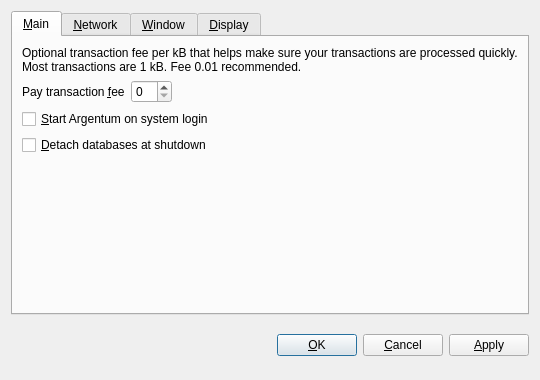
This is src/qt/forms/optionsdialog.ui in transacx/ARG as Qt 5 draws it before an edit. The edited form follows.
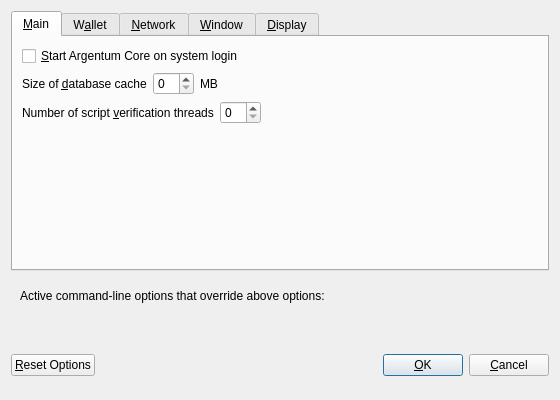
This is the edited form. The open tabs and pages were chosen to show the change. Custom widgets are drawn as their Qt base class.

Patch:
```diff
--- a/src/qt/forms/optionsdialog.ui
+++ b/src/qt/forms/optionsdialog.ui
@@ -6,8 +6,8 @@
    <rect>
     <x>0</x>
     <y>0</y>
-    <width>540</width>
-    <height>380</height>
+    <width>560</width>
+    <height>400</height>
    </rect>
   </property>
   <property name="windowTitle">
@@ -19,9 +19,6 @@
   <layout class="QVBoxLayout" name="verticalLayout">
    <item>
     <widget class="QTabWidget" name="tabWidget">
-     <property name="tabPosition">
-      <enum>QTabWidget::North</enum>
-     </property>
      <property name="currentIndex">
       <number>1</number>
      </property>
@@ -31,9 +28,119 @@
       </attribute>
       <layout class="QVBoxLayout" name="verticalLayout_Main">
        <item>
+        <widget class="QCheckBox" name="bitcoinAtStartup">
+         <property name="toolTip">
+          <string>Automatically start Argentum Core after logging in to the system.</string>
+         </property>
+         <property name="text">
+          <string>&amp;Start Argentum Core on system login</string>
+         </property>
+        </widget>
+       </item>
+       <item>
+        <layout class="QHBoxLayout" name="horizontalLayout_2_Main">
+         <item>
+          <widget class="QLabel" name="databaseCacheLabel">
+           <property name="text">
+            <string>Size of &amp;database cache</string>
+           </property>
+           <property name="textFormat">
+            <enum>Qt::PlainText</enum>
+           </property>
+           <property name="buddy">
+            <cstring>databaseCache</cstring>
+           </property>
+          </widget>
+         </item>
+         <item>
+          <widget class="QSpinBox" name="databaseCache"/>
+         </item>
+         <item>
+          <widget class="QLabel" name="databaseCacheUnitLabel">
+           <property name="text">
+            <string>MB</string>
+           </property>
+           <property name="textFormat">
+            <enum>Qt::PlainText</enum>
+           </property>
+          </widget>
+         </item>
+         <item>
+          <spacer name="horizontalSpacer_2_Main">
+           <property name="orientation">
+            <enum>Qt::Horizontal</enum>
+           </property>
+           <property name="sizeHint" stdset="0">
+            <size>
+             <width>40</width>
+             <height>20</height>
+            </size>
+           </property>
+          </spacer>
+         </item>
+        </layout>
+       </item>
+       <item>
+        <layout class="QHBoxLayout" name="horizontalLayout_3_Main">
+         <item>
+          <widget class="QLabel" name="threadsScriptVerifLabel">
+           <property name="text">
+            <string>Number of script &amp;verification threads</string>
+           </property>
+           <property name="textFormat">
+            <enum>Qt::PlainText</enum>
+           </property>
+           <property name="buddy">
+            <cstring>threadsScriptVerif</cstring>
+           </property>
+          </widget>
+         </item>
+         <item>
+          <widget class="QSpinBox" name="threadsScriptVerif">
+           <property name="toolTip">
+            <string>(0 = auto, &lt;0 = leave that many cores free)</string>
+           </property>
+          </widget>
+         </item>
+         <item>
+          <spacer name="horizontalSpacer_3_Main">
+           <property name="orientation">
+            <enum>Qt::Horizontal</enum>
+           </property>
+           <property name="sizeHint" stdset="0">
+            <size>
+             <width>40</width>
+             <height>20</height>
+            </size>
+           </property>
+          </spacer>
+         </item>
+        </layout>
+       </item>
+       <item>
+        <spacer name="verticalSpacer_Main">
+         <property name="orientation">
+          <enum>Qt::Vertical</enum>
+         </property>
+         <property name="sizeHint" stdset="0">
+          <size>
+           <width>20</width>
+           <height>40</height>
+          </size>
+         </property>
+        </spacer>
+       </item>
+      </layout>
+     </widget>
+     <widget class="QWidget" name="tabWallet">
+      <attribute name="title">
+       <string>W&amp;allet</string>
+      </attribute>
+      <layout class="QVBoxLayout" name="verticalLayout_Wallet">
+       <item>
         <widget class="QLabel" name="transactionFeeInfoLabel">
          <property name="text">
-          <string>Optional transaction fee per kB that helps make sure your transactions are processed quickly. Most transactions are 1 kB. Fee 0.01 recommended.</string>
+          <string>Optional transaction fee per kB that helps make sure your transactions are processed quickly. Most transactions are 1 kB.</string>
          </property>
          <property name="textFormat">
           <enum>Qt::PlainText</enum>
@@ -44,7 +151,7 @@
         </widget>
        </item>
        <item>
-        <layout class="QHBoxLayout" name="horizontalLayout_Main">
+        <layout class="QHBoxLayout" name="horizontalLayout_1_Wallet">
          <item>
           <widget class="QLabel" name="transactionFeeLabel">
            <property name="text">
@@ -77,27 +184,7 @@
         </layout>
        </item>
        <item>
-        <widget class="QCheckBox" name="bitcoinAtStartup">
-         <property name="toolTip">
-          <string>Automatically start Argentum after logging in to the system.</string>
-         </property>
-         <property name="text">
-          <string>&amp;Start Argentum on system login</string>
-         </property>
-        </widget>
-       </item>
-       <item>
-        <widget class="QCheckBox" name="detachDatabases">
-         <property name="toolTip">
-          <string>Detach block and address databases at shutdown. This means they can be moved to another data directory, but it slows down shutdown. The wallet is always detached.</string>
-         </property>
-         <property name="text">
-          <string>&amp;Detach databases at shutdown</string>
-         </property>
-        </widget>
-       </item>
-       <item>
-        <spacer name="verticalSpacer_Main">
+        <spacer name="verticalSpacer_Wallet">
          <property name="orientation">
           <enum>Qt::Vertical</enum>
          </property>
@@ -360,8 +447,67 @@
      </widget>
     </widget>
    </item>
+   <item>
+    <widget class="QFrame" name="frame">
+     <layout class="QVBoxLayout" name="verticalLayout_Bottom">
+      <item>
+       <layout class="QHBoxLayout" name="horizontalLayout_Bottom">
+        <item>
+         <widget class="QLabel" name="overriddenByCommandLineInfoLabel">
+          <property name="text">
+           <string>Active command-line options that override above options:</string>
+          </property>
+          <property name="textFormat">
+           <enum>Qt::PlainText</enum>
+          </property>
+         </widget>
+        </item>
+        <item>
+         <spacer name="horizontalSpacer_Bottom">
+          <property name="orientation">
+           <enum>Qt::Horizontal</enum>
+          </property>
+          <property name="sizeHint" stdset="0">
+           <size>
+            <width>40</width>
+            <height>20</height>
+           </size>
+          </property>
+         </spacer>
+        </item>
+       </layout>
+      </item>
+      <item>
+       <widget class="QLabel" name="overriddenByCommandLineLabel">
+        <property name="text">
+         <string/>
+        </property>
+        <property name="textFormat">
+         <enum>Qt::PlainText</enum>
+        </property>
+        <property name="wordWrap">
+         <bool>true</bool>
+        </property>
+       </widget>
+      </item>
+     </layout>
+    </widget>
+   </item>
    <item>
     <layout class="QHBoxLayout" name="horizontalLayout_Buttons">
+     <item>
+      <widget class="QPushButton" name="resetButton">
+       <property name="toolTip">
+        <string>Reset all client options to default.</string>
+       </property>
+       <property name="text">
+        <string>&amp;Reset Options</string>
+       </property>
+       <property name="autoDefault">
+        <bool>false</bool>
+       </property>
+      </widget>
+     </item>
      <item>
       <spacer name="horizontalSpacer_1">
        <property name="orientation">
@@ -377,6 +523,12 @@
      </item>
      <item>
       <widget class="QLabel" name="statusLabel">
+       <property name="minimumSize">
+        <size>
+         <width>200</width>
+         <height>0</height>
+        </size>
+       </property>
        <property name="font">
         <font>
          <weight>75</weight>
@@ -424,22 +576,6 @@
        </property>
       </widget>
      </item>
-     <item>
-      <widget class="QPushButton" name="applyButton">
-       <property name="text">
-        <string>&amp;Apply</string>
-       </property>
-       <property name="autoDefault">
-        <bool>false</bool>
-       </property>
-       <property name="default">
-        <bool>false</bool>
-       </property>
-       <property name="flat">
-        <bool>false</bool>
-       </property>
-      </widget>
-     </item>
     </layout>
    </item>
   </layout>
@@ -447,19 +583,20 @@
  <customwidgets>
   <customwidget>
    <class>BitcoinAmountField</class>
-   <extends>QSpinBox</extends>
+   <extends>QLineEdit</extends>
    <header>bitcoinamountfield.h</header>
+   <container>1</container>
+  </customwidget>
+  <customwidget>
+   <class>QValidatedLineEdit</class>
+   <extends>QLineEdit</extends>
+   <header>qvalidatedlineedit.h</header>
   </customwidget>
   <customwidget>
    <class>QValueComboBox</class>
    <extends>QComboBox</extends>
    <header>qvaluecombobox.h</header>
   </customwidget>
-  <customwidget>
-   <class>QValidatedLineEdit</class>
-   <extends>QLineEdit</extends>
-   <header>qvalidatedlineedit.h</header>
-  </customwidget>
  </customwidgets>
  <resources/>
  <connections/>
```
Left out of the diff: 101 changed lines with no effect on the pictures.
